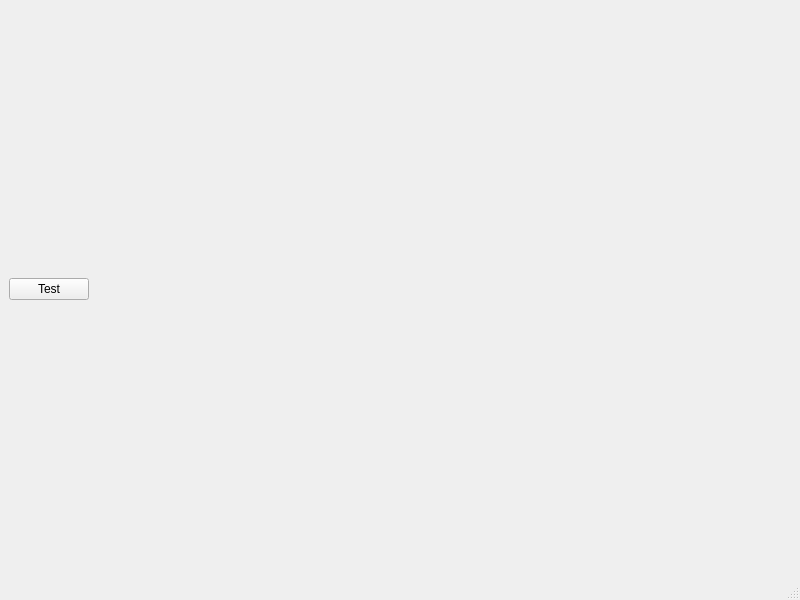
First picture: the form in src/ui/wndmain.ui, repository imanolbarberia/imuplot, before the edit.
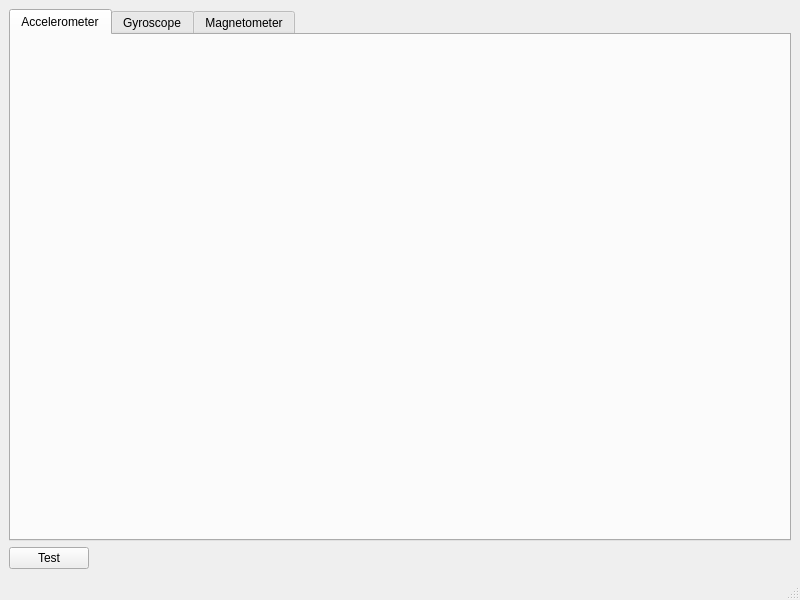
Second picture: the form after the edit.

Commit message: add tabs and missing axes

```diff
--- a/src/ui/wndmain.ui
+++ b/src/ui/wndmain.ui
@@ -14,9 +14,46 @@
    <string>MainWindow</string>
   </property>
   <widget class="QWidget" name="centralwidget">
-   <layout class="QVBoxLayout" name="verticalLayout">
+   <layout class="QVBoxLayout" name="verticalLayout_2">
     <item>
-     <layout class="QHBoxLayout" name="layPlots"/>
+     <widget class="QTabWidget" name="tabPlots">
+      <property name="tabPosition">
+       <enum>QTabWidget::North</enum>
+      </property>
+      <property name="currentIndex">
+       <number>0</number>
+      </property>
+      <widget class="QWidget" name="tab">
+       <attribute name="title">
+        <string>Accelerometer</string>
+       </attribute>
+       <layout class="QVBoxLayout" name="verticalLayout">
+        <item>
+         <layout class="QHBoxLayout" name="layAccel"/>
+        </item>
+       </layout>
+      </widget>
+      <widget class="QWidget" name="tab_2">
+       <attribute name="title">
+        <string>Gyroscope</string>
+       </attribute>
+       <layout class="QVBoxLayout" name="verticalLayout_3">
+        <item>
+         <layout class="QHBoxLayout" name="layGyro"/>
+        </item>
+       </layout>
+      </widget>
+      <widget class="QWidget" name="tab_3">
+       <attribute name="title">
+        <string>Magnetometer</string>
+       </attribute>
+       <layout class="QVBoxLayout" name="verticalLayout_4">
+        <item>
+         <layout class="QHBoxLayout" name="layMag"/>
+        </item>
+       </layout>
+      </widget>
+     </widget>
     </item>
     <item>
      <layout class="QHBoxLayout" name="horizontalLayout">
```
The commit also changes 1 other file.
